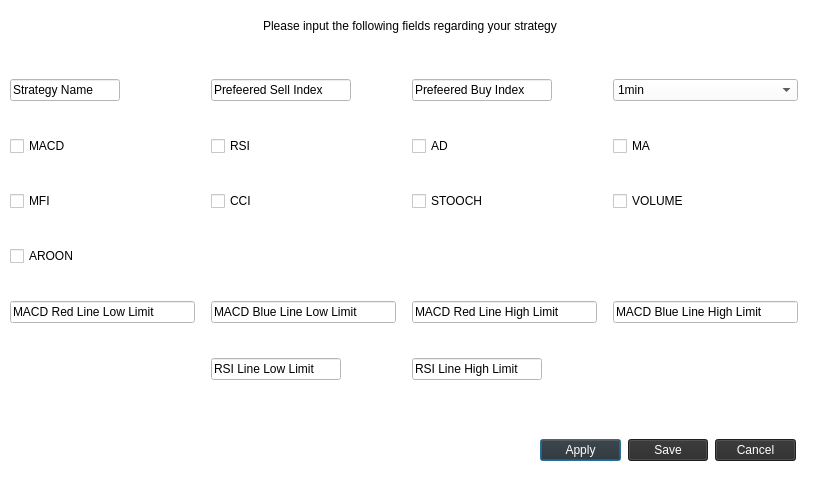
This is App/strategydialog.ui in Triggered1234/Crypto-Trading-Bot as Qt 5 draws it before an edit. The edited form follows.
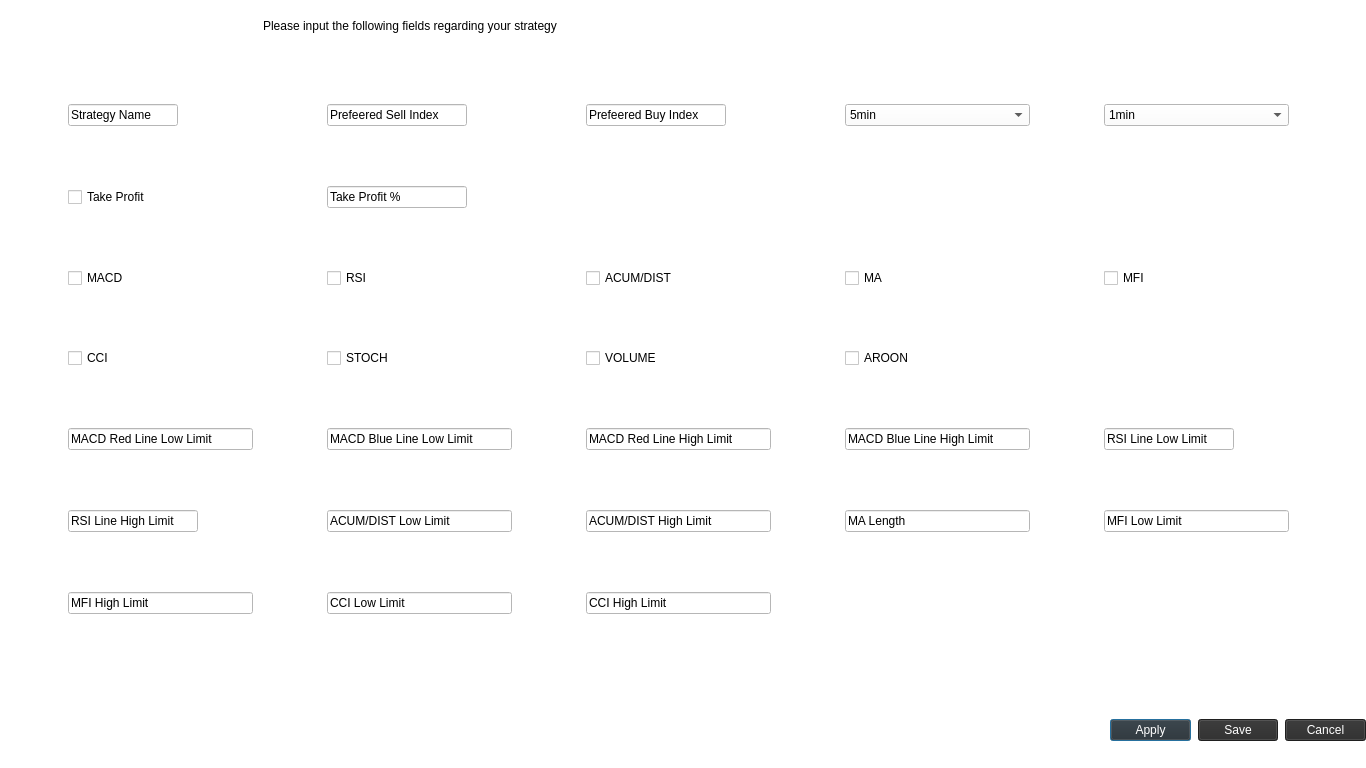
This is the edited form.

```diff
--- a/App/strategydialog.ui
+++ b/App/strategydialog.ui
@@ -6,8 +6,8 @@
    <rect>
     <x>0</x>
     <y>0</y>
-    <width>816</width>
-    <height>500</height>
+    <width>1366</width>
+    <height>768</height>
    </rect>
   </property>
   <property name="windowTitle">
@@ -19,8 +19,8 @@
   <widget class="QWidget" name="horizontalLayoutWidget">
    <property name="geometry">
     <rect>
-     <x>540</x>
-     <y>410</y>
+     <x>1110</x>
+     <y>690</y>
      <width>256</width>
      <height>80</height>
     </rect>
@@ -91,44 +91,19 @@
     <rect>
      <x>0</x>
      <y>50</y>
-     <width>811</width>
-     <height>361</height>
+     <width>1361</width>
+     <height>621</height>
     </rect>
    </property>
    <layout class="QGridLayout" name="gridLayout">
-    <item row="0" column="2">
-     <widget class="QLineEdit" name="prefeeredSellIndex">
-      <property name="maximumSize">
-       <size>
-        <width>140</width>
-        <height>16777215</height>
-       </size>
-      </property>
-      <property name="styleSheet">
-       <string notr="true">color: rgb(0, 0, 0);</string>
-      </property>
+    <item row="3" column="4">
+     <widget class="QCheckBox" name="hasAROON">
       <property name="text">
-       <string>Prefeered Sell Index</string>
+       <string>AROON</string>
       </property>
      </widget>
     </item>
-    <item row="4" column="0">
-     <widget class="QLineEdit" name="macdRedLineLowLimit">
-      <property name="maximumSize">
-       <size>
-        <width>185</width>
-        <height>16777215</height>
-       </size>
-      </property>
-      <property name="styleSheet">
-       <string notr="true">color: rgb(0, 0, 0);</string>
-      </property>
-      <property name="text">
-       <string>MACD Red Line Low Limit</string>
-      </property>
-     </widget>
-    </item>
-    <item row="5" column="3">
+    <item row="5" column="0">
      <widget class="QLineEdit" name="rsiLineHighLimit">
       <property name="maximumSize">
        <size>
@@ -144,24 +119,54 @@
       </property>
      </widget>
     </item>
-    <item row="5" column="2">
-     <widget class="QLineEdit" name="rsiLineLowLimit">
-      <property name="maximumSize">
-       <size>
-        <width>130</width>
-        <height>16777215</height>
-       </size>
-      </property>
-      <property name="styleSheet">
-       <string notr="true">color: rgb(0, 0, 0);</string>
-      </property>
+    <item row="0" column="5">
+     <widget class="QComboBox" name="strategyRefreshRate">
+      <item>
+       <property name="text">
+        <string>1min</string>
+       </property>
+      </item>
+      <item>
+       <property name="text">
+        <string>5min</string>
+       </property>
+      </item>
+      <item>
+       <property name="text">
+        <string>15min</string>
+       </property>
+      </item>
+      <item>
+       <property name="text">
+        <string>30min</string>
+       </property>
+      </item>
+      <item>
+       <property name="text">
+        <string>1h</string>
+       </property>
+      </item>
+      <item>
+       <property name="text">
+        <string>6h</string>
+       </property>
+      </item>
+      <item>
+       <property name="text">
+        <string>24h</string>
+       </property>
+      </item>
+     </widget>
+    </item>
+    <item row="3" column="2">
+     <widget class="QCheckBox" name="hasSTOOCH">
       <property name="text">
-       <string>RSI Line Low Limit</string>
+       <string>STOCH</string>
       </property>
      </widget>
     </item>
-    <item row="4" column="3">
-     <widget class="QLineEdit" name="macdRedLineHighLimit">
+    <item row="6" column="3">
+     <widget class="QLineEdit" name="cciHighLimit">
       <property name="maximumSize">
        <size>
         <width>185</width>
@@ -172,63 +177,24 @@
        <string notr="true">color: rgb(0, 0, 0);</string>
       </property>
       <property name="text">
-       <string>MACD Red Line High Limit</string>
+       <string>CCI High Limit</string>
       </property>
      </widget>
     </item>
-    <item row="2" column="5">
-     <widget class="QCheckBox" name="hasVOLUME">
-      <property name="text">
-       <string>VOLUME</string>
-      </property>
-     </widget>
-    </item>
-    <item row="1" column="0">
+    <item row="2" column="0">
      <widget class="QCheckBox" name="hasMACD">
       <property name="text">
        <string>MACD</string>
       </property>
      </widget>
     </item>
-    <item row="2" column="0">
+    <item row="2" column="5">
      <widget class="QCheckBox" name="hasMFI">
       <property name="text">
        <string>MFI</string>
       </property>
      </widget>
     </item>
-    <item row="0" column="0">
-     <widget class="QLineEdit" name="strategyNameInput">
-      <property name="maximumSize">
-       <size>
-        <width>110</width>
-        <height>16777215</height>
-       </size>
-      </property>
-      <property name="styleSheet">
-       <string notr="true">color: rgb(0, 0, 0);</string>
-      </property>
-      <property name="text">
-       <string>Strategy Name</string>
-      </property>
-     </widget>
-    </item>
-    <item row="4" column="2">
-     <widget class="QLineEdit" name="macdBlueLineLowLimit">
-      <property name="maximumSize">
-       <size>
-        <width>185</width>
-        <height>16777215</height>
-       </size>
-      </property>
-      <property name="styleSheet">
-       <string notr="true">color: rgb(0, 0, 0);</string>
-      </property>
-      <property name="text">
-       <string>MACD Blue Line Low Limit</string>
-      </property>
-     </widget>
-    </item>
     <item row="0" column="3">
      <widget class="QLineEdit" name="prefeeredBuyIndex">
       <property name="maximumSize">
@@ -245,35 +211,106 @@
       </property>
      </widget>
     </item>
-    <item row="1" column="2">
-     <widget class="QCheckBox" name="hasRSI">
-      <property name="text">
-       <string>RSI</string>
+    <item row="6" column="0">
+     <widget class="QLineEdit" name="mfiHighLimit">
+      <property name="maximumSize">
+       <size>
+        <width>185</width>
+        <height>16777215</height>
+       </size>
       </property>
-     </widget>
-    </item>
-    <item row="2" column="3">
-     <widget class="QCheckBox" name="hasSTOOCH">
+      <property name="styleSheet">
+       <string notr="true">color: rgb(0, 0, 0);</string>
+      </property>
       <property name="text">
-       <string>STOOCH</string>
+       <string>MFI High Limit</string>
       </property>
      </widget>
     </item>
-    <item row="1" column="5">
+    <item row="2" column="4">
      <widget class="QCheckBox" name="hasMA">
       <property name="text">
        <string>MA</string>
       </property>
      </widget>
     </item>
-    <item row="2" column="2">
+    <item row="2" column="3">
+     <widget class="QCheckBox" name="hasAD">
+      <property name="text">
+       <string>ACUM/DIST</string>
+      </property>
+     </widget>
+    </item>
+    <item row="3" column="3">
+     <widget class="QCheckBox" name="hasVOLUME">
+      <property name="text">
+       <string>VOLUME</string>
+      </property>
+     </widget>
+    </item>
+    <item row="3" column="0">
      <widget class="QCheckBox" name="hasCCI">
       <property name="text">
        <string>CCI</string>
       </property>
      </widget>
     </item>
-    <item row="4" column="5">
+    <item row="5" column="4">
+     <widget class="QLineEdit" name="maLength">
+      <property name="maximumSize">
+       <size>
+        <width>185</width>
+        <height>16777215</height>
+       </size>
+      </property>
+      <property name="styleSheet">
+       <string notr="true">color: rgb(0, 0, 0);</string>
+      </property>
+      <property name="text">
+       <string>MA Length</string>
+      </property>
+     </widget>
+    </item>
+    <item row="2" column="2">
+     <widget class="QCheckBox" name="hasRSI">
+      <property name="text">
+       <string>RSI</string>
+      </property>
+     </widget>
+    </item>
+    <item row="4" column="2">
+     <widget class="QLineEdit" name="macdBlueLineLowLimit">
+      <property name="maximumSize">
+       <size>
+        <width>185</width>
+        <height>16777215</height>
+       </size>
+      </property>
+      <property name="styleSheet">
+       <string notr="true">color: rgb(0, 0, 0);</string>
+      </property>
+      <property name="text">
+       <string>MACD Blue Line Low Limit</string>
+      </property>
+     </widget>
+    </item>
+    <item row="6" column="2">
+     <widget class="QLineEdit" name="cciLowLimit">
+      <property name="maximumSize">
+       <size>
+        <width>185</width>
+        <height>16777215</height>
+       </size>
+      </property>
+      <property name="styleSheet">
+       <string notr="true">color: rgb(0, 0, 0);</string>
+      </property>
+      <property name="text">
+       <string>CCI Low Limit</string>
+      </property>
+     </widget>
+    </item>
+    <item row="4" column="4">
      <widget class="QLineEdit" name="macdBlueLineHighLimit">
       <property name="maximumSize">
        <size>
@@ -289,16 +326,64 @@
       </property>
      </widget>
     </item>
-    <item row="0" column="5">
+    <item row="5" column="2">
+     <widget class="QLineEdit" name="acumDistLowLimit">
+      <property name="maximumSize">
+       <size>
+        <width>185</width>
+        <height>16777215</height>
+       </size>
+      </property>
+      <property name="styleSheet">
+       <string notr="true">color: rgb(0, 0, 0);</string>
+      </property>
+      <property name="text">
+       <string>ACUM/DIST Low Limit</string>
+      </property>
+     </widget>
+    </item>
+    <item row="4" column="3">
+     <widget class="QLineEdit" name="macdRedLineHighLimit">
+      <property name="maximumSize">
+       <size>
+        <width>185</width>
+        <height>16777215</height>
+       </size>
+      </property>
+      <property name="styleSheet">
+       <string notr="true">color: rgb(0, 0, 0);</string>
+      </property>
+      <property name="text">
+       <string>MACD Red Line High Limit</string>
+      </property>
+     </widget>
+    </item>
+    <item row="0" column="0">
+     <widget class="QLineEdit" name="strategyNameInput">
+      <property name="maximumSize">
+       <size>
+        <width>110</width>
+        <height>16777215</height>
+       </size>
+      </property>
+      <property name="styleSheet">
+       <string notr="true">color: rgb(0, 0, 0);</string>
+      </property>
+      <property name="text">
+       <string>Strategy Name</string>
+      </property>
+     </widget>
+    </item>
+    <item row="0" column="4">
      <widget class="QComboBox" name="strategyTimeFrame">
       <item>
        <property name="text">
-        <string>1min</string>
+        <string>5min</string>
        </property>
       </item>
       <item>
        <property name="text">
-        <string>30min</string>
+        <string>15min</string>
        </property>
       </item>
       <item>
@@ -308,27 +393,128 @@
       </item>
       <item>
        <property name="text">
-        <string>6h</string>
+        <string>4h</string>
        </property>
       </item>
       <item>
        <property name="text">
-        <string>24h</string>
+        <string>1d</string>
        </property>
       </item>
+      <item>
+       <property name="text">
+        <string>5d</string>
+       </property>
+      </item>
+      <item>
+       <property name="text">
+        <string>1w</string>
+       </property>
+      </item>
+      <item>
+       <property name="text">
+        <string>1m</string>
+       </property>
+      </item>
      </widget>
     </item>
-    <item row="1" column="3">
-     <widget class="QCheckBox" name="hasAD">
+    <item row="4" column="0">
+     <widget class="QLineEdit" name="macdRedLineLowLimit">
+      <property name="maximumSize">
+       <size>
+        <width>185</width>
+        <height>16777215</height>
+       </size>
+      </property>
+      <property name="styleSheet">
+       <string notr="true">color: rgb(0, 0, 0);</string>
+      </property>
       <property name="text">
-       <string>AD</string>
+       <string>MACD Red Line Low Limit</string>
       </property>
      </widget>
     </item>
-    <item row="3" column="0">
-     <widget class="QCheckBox" name="hasAROON">
+    <item row="5" column="5">
+     <widget class="QLineEdit" name="mfiLowLimit">
+      <property name="maximumSize">
+       <size>
+        <width>185</width>
+        <height>16777215</height>
+       </size>
+      </property>
+      <property name="styleSheet">
+       <string notr="true">color: rgb(0, 0, 0);</string>
+      </property>
       <property name="text">
-       <string>AROON</string>
+       <string>MFI Low Limit</string>
+      </property>
+     </widget>
+    </item>
+    <item row="4" column="5">
+     <widget class="QLineEdit" name="rsiLineLowLimit">
+      <property name="maximumSize">
+       <size>
+        <width>130</width>
+        <height>16777215</height>
+       </size>
+      </property>
+      <property name="styleSheet">
+       <string notr="true">color: rgb(0, 0, 0);</string>
+      </property>
+      <property name="text">
+       <string>RSI Line Low Limit</string>
+      </property>
+     </widget>
+    </item>
+    <item row="0" column="2">
+     <widget class="QLineEdit" name="prefeeredSellIndex">
+      <property name="maximumSize">
+       <size>
+        <width>140</width>
+        <height>16777215</height>
+       </size>
+      </property>
+      <property name="styleSheet">
+       <string notr="true">color: rgb(0, 0, 0);</string>
+      </property>
+      <property name="text">
+       <string>Prefeered Sell Index</string>
+      </property>
+     </widget>
+    </item>
+    <item row="5" column="3">
+     <widget class="QLineEdit" name="acumDistHighLimit">
+      <property name="maximumSize">
+       <size>
+        <width>185</width>
+        <height>16777215</height>
+       </size>
+      </property>
+      <property name="styleSheet">
+       <string notr="true">color: rgb(0, 0, 0);</string>
+      </property>
+      <property name="text">
+       <string>ACUM/DIST High Limit</string>
+      </property>
+     </widget>
+    </item>
+    <item row="1" column="0">
+     <widget class="QCheckBox" name="takeProfitStatus">
+      <property name="text">
+       <string>Take Profit</string>
+      </property>
+     </widget>
+    </item>
+    <item row="1" column="2">
+     <widget class="QLineEdit" name="takeProfitPercentage">
+      <property name="maximumSize">
+       <size>
+        <width>140</width>
+        <height>16777215</height>
+       </size>
+      </property>
+      <property name="text">
+       <string>Take Profit %</string>
       </property>
      </widget>
     </item>
```
